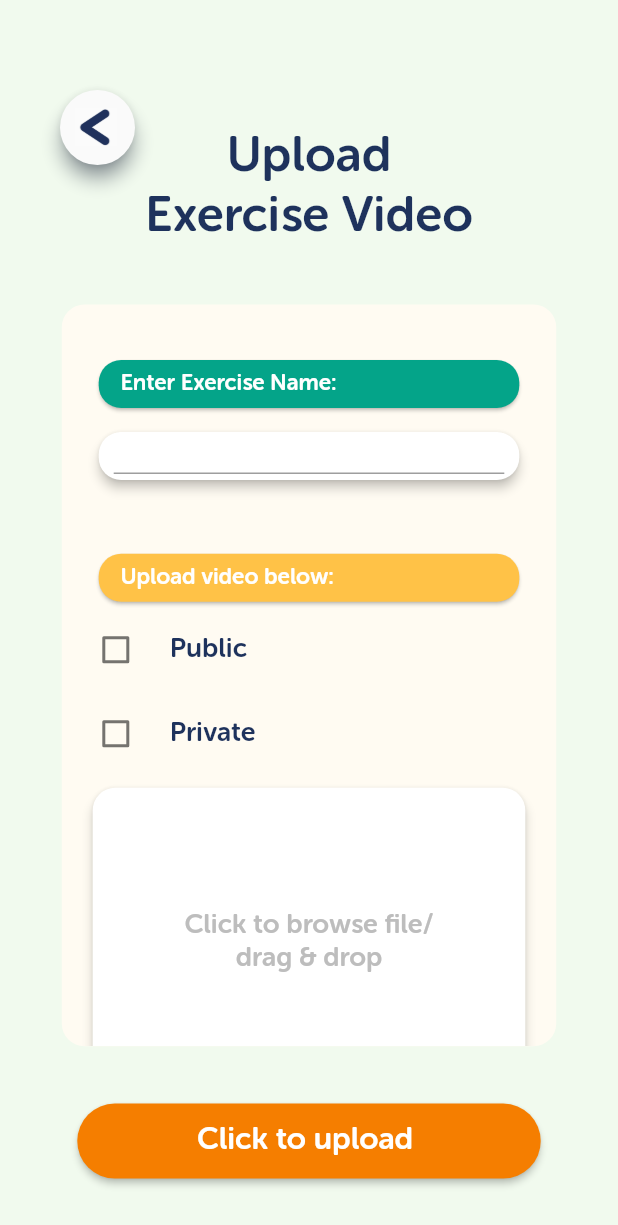
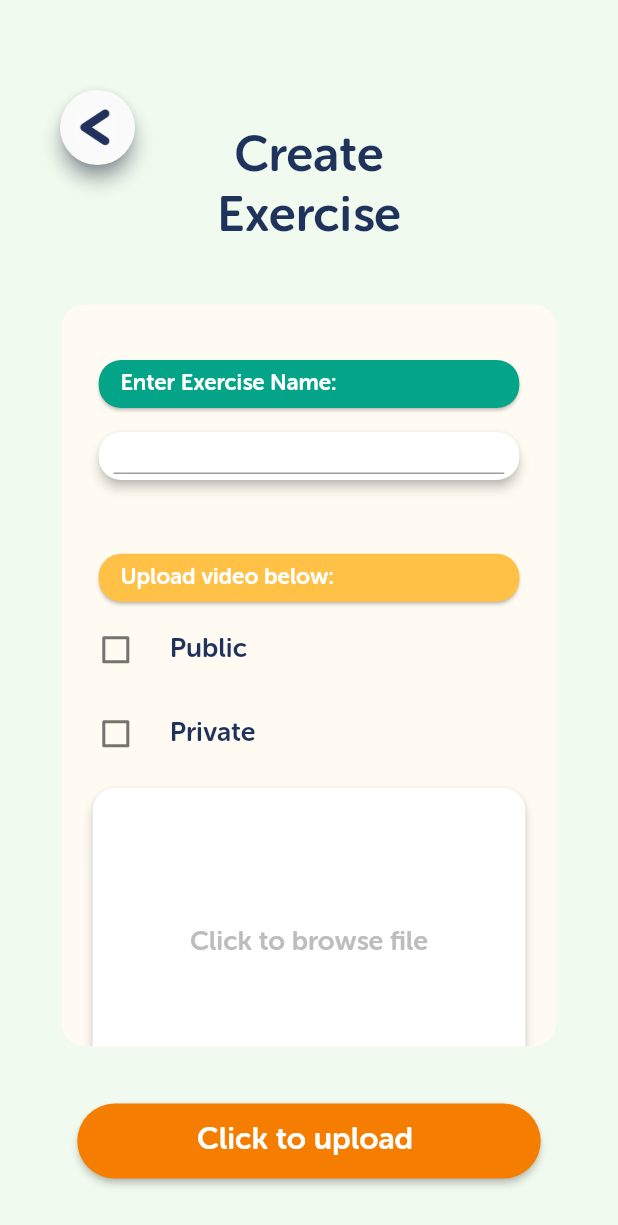
Before and after one commit to amaankahmad/MusicTherapy, a Flutter app: the CreateExercises screen opened directly, on a phone screen of 412 x 824 dp. Shown: the top 1225 px of the screen. Run offline on Flutter 3.47's test engine with Material 2 defaults, Android fonts, the phone set to English and light mode, and no system bars; our stand-ins replace cloud_firestore, firebase_auth, firebase_core, firebase_storage, image_picker, permission_handler; missing offline and left inert: flutter_search_bar; accounts and stored records are empty.

Commit message:
Changed some text

```diff
--- a/musictherapy/lib/ui/pages/createExercises.dart
+++ b/musictherapy/lib/ui/pages/createExercises.dart
@@ -91,7 +91,7 @@ class _CreateExercisesState extends State<CreateExercises> {
                   height: height * 0.01,
                 ),
                 Text(
-                  'Upload\nExercise Video',
+                  'Create\nExercise',
                   textAlign: TextAlign.center,
                   style: TextStyle(
                     fontFamily: 'Museo',
@@ -251,7 +251,7 @@ class _CreateExercisesState extends State<CreateExercises> {
                                       borderRadius: BorderRadius.circular(15.0),
                                     ),
                                     child: Text(
-                                      'Click to browse file/\ndrag & drop',
+                                      'Click to browse file',
                                       //move the text to center horizontally
                                       textAlign: TextAlign.center,
                                       style: TextStyle(
```
